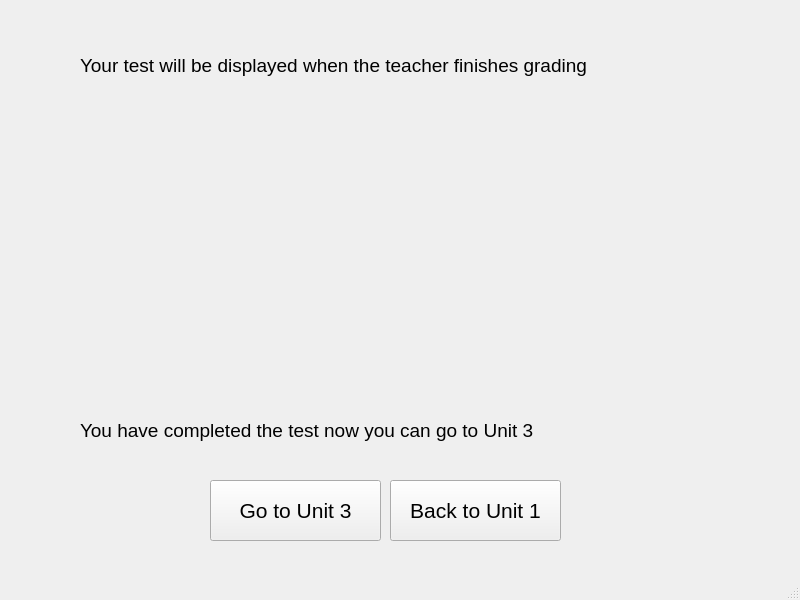
Before: the Qt Designer form SPCK/Gui/Midtermfinishpage.ui in trongphuc1/TL-C4K-PTI01-, drawn with Qt 5.
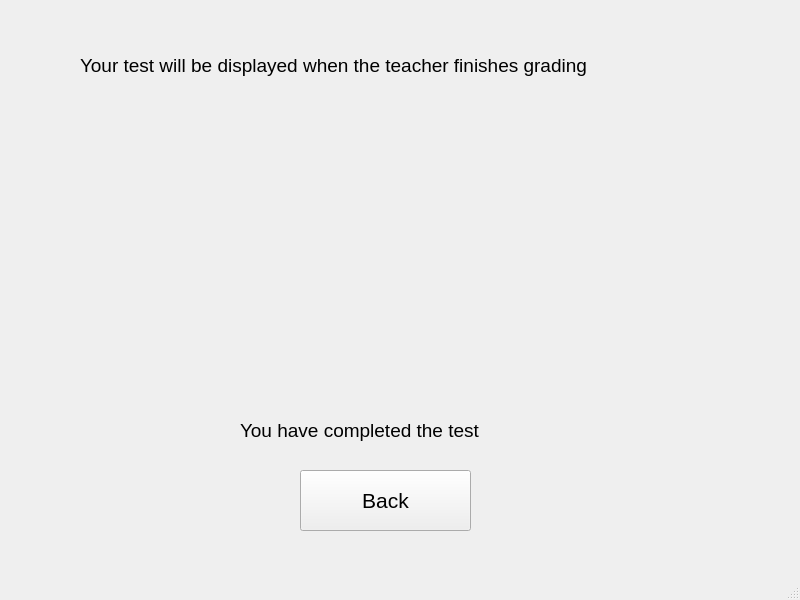
After: the same form once the commit is applied. Icons and pictures are not drawn.

```diff
--- a/SPCK/Gui/Midtermfinishpage.ui
+++ b/SPCK/Gui/Midtermfinishpage.ui
@@ -54,8 +54,8 @@
    <widget class="QPushButton" name="pushButton">
     <property name="geometry">
      <rect>
-      <x>210</x>
-      <y>480</y>
+      <x>300</x>
+      <y>470</y>
       <width>171</width>
       <height>61</height>
      </rect>
@@ -66,33 +66,15 @@
      </font>
     </property>
     <property name="text">
-     <string>Go to Unit 3</string>
-    </property>
-   </widget>
-   <widget class="QPushButton" name="pushButton_2">
-    <property name="geometry">
-     <rect>
-      <x>390</x>
-      <y>480</y>
-      <width>171</width>
-      <height>61</height>
-     </rect>
-    </property>
-    <property name="font">
-     <font>
-      <pointsize>16</pointsize>
-     </font>
-    </property>
-    <property name="text">
-     <string>Back to Unit 1</string>
+     <string>Back</string>
     </property>
    </widget>
    <widget class="QLabel" name="label_3">
     <property name="geometry">
      <rect>
-      <x>80</x>
+      <x>240</x>
       <y>400</y>
-      <width>621</width>
+      <width>291</width>
       <height>61</height>
      </rect>
     </property>
@@ -102,7 +84,7 @@
      </font>
     </property>
     <property name="text">
-     <string>You have completed the test now you can go to Unit 3</string>
+     <string>You have completed the test</string>
     </property>
    </widget>
   </widget>
```
Left out of the diff: 2 changed lines with no effect on the pictures.
